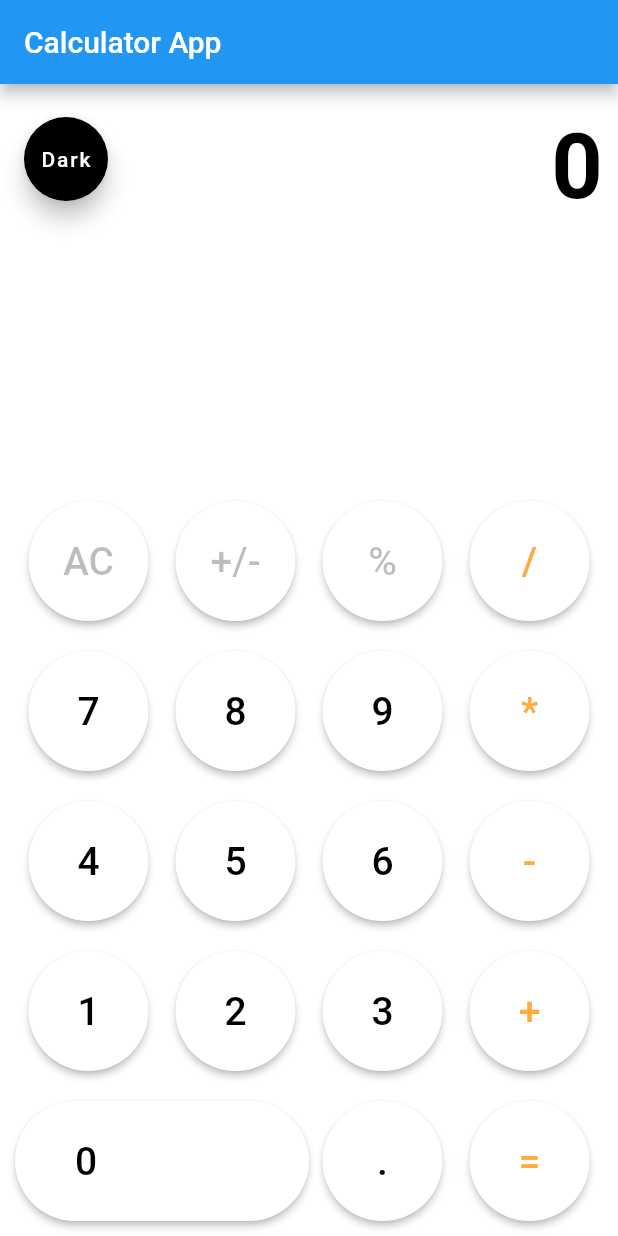
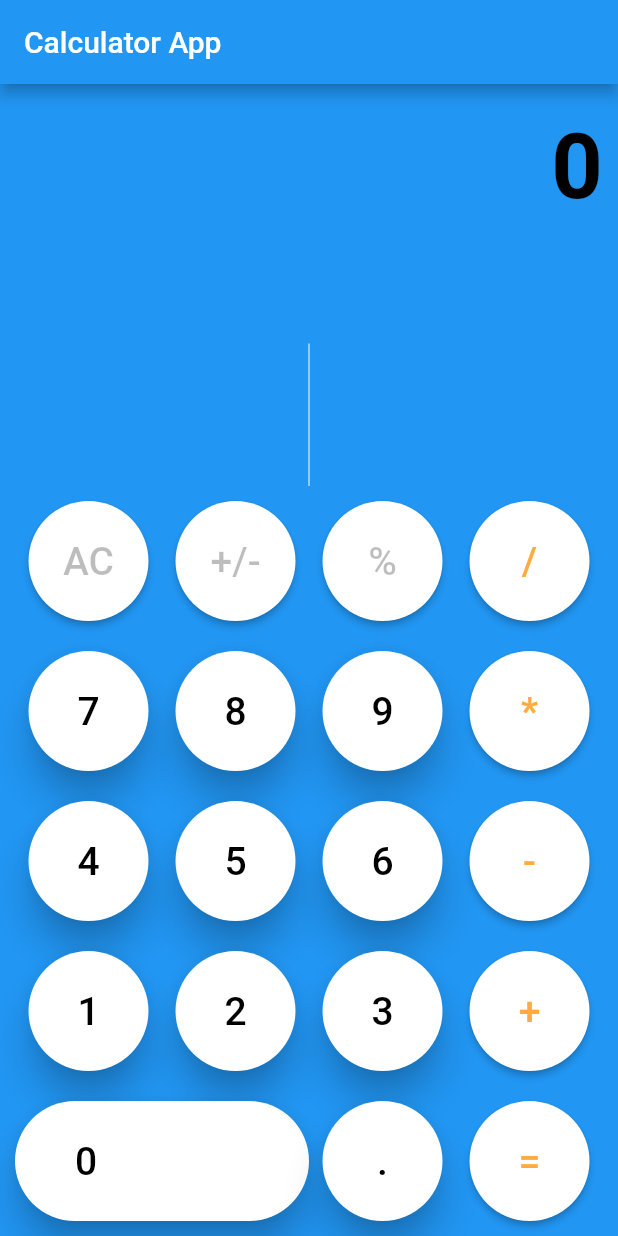
Before and after one commit to ebadahmed93/first_flutter, a Flutter app: the screen it shows after launch, on a phone screen of 412 x 824 dp. Run offline on Flutter 3.47's test engine with Material 2 defaults, Android fonts, the phone set to English and light mode, and no system bars.

Commit message:
Theme selection by system

```diff
--- a/lib/main.dart
+++ b/lib/main.dart
@@ -1,5 +1,6 @@
 import 'package:flutter/foundation.dart';
 import 'package:flutter/material.dart';
+
 
 void main() {
   runApp(const MyApp());
@@ -13,18 +14,37 @@ class MyApp extends StatelessWidget {
   Widget build(BuildContext context) {
     return MaterialApp(
       title: 'Flutter Demo',
+      themeMode: ThemeMode.system,
       theme: ThemeData(
-        // This is the theme of your application.
-        //
-        // Try running your application with "flutter run". You'll see the
-        // application has a blue toolbar. Then, without quitting the app, try
-        // changing the primarySwatch below to Colors.green and then invoke
-        // "hot reload" (press "r" in the console where you ran "flutter run",
-        // or simply save your changes to "hot reload" in a Flutter IDE).
-        // Notice that the counter didn't reset back to zero; the application
-        // is not restarted.
+      /*  brightness: Brightness.light,
+
         primarySwatch: Colors.blue,
+        primaryColor: Colors.white,
+
+        dividerColor: Colors.white54,
+        scaffoldBackgroundColor: Colors.white54,*/
+        /* light theme settings */
       ),
+
+
+      /* Dark theme settings */
+      darkTheme: ThemeData(
+        primarySwatch: Colors.blue,
+        primaryColor: Colors.black87,
+        brightness: Brightness.dark,
+        backgroundColor: Colors.green,
+        dividerColor: Colors.purple,
+        shadowColor: Colors.white38,
+        scaffoldBackgroundColor: Colors.blueGrey,
+
+        /* dark theme settings */
+      ),
+      /* ThemeMode.system to follow system theme,
+         ThemeMode.light for light theme,
+         ThemeMode.dark for dark theme
+      */
+      debugShowCheckedModeBanner: false,
+
       home: const MyHomePage(title: 'Calculator App'),
     );
   }
@@ -50,7 +70,7 @@ class MyHomePage extends StatefulWidget {
 
 class _MyHomePageState extends State<MyHomePage> {
   String result = "0", history = "";
-  bool isThemeBlack = false;
+  var isThemeBlack ;
   String dummyResult = "0", operand = "";
   double value1 = 0.0, value2 = 0.0;
 
@@ -62,8 +82,9 @@ class _MyHomePageState extends State<MyHomePage> {
         child: ElevatedButton(
 
             style: ElevatedButton.styleFrom(
+              elevation: 10,
               alignment: text == '0' ? Alignment.centerLeft : Alignment.center,
-              primary: isThemeBlack ? Colors.black26 : Colors.white,
+              primary: isThemeBlack == Brightness.dark  ? Colors.black : Colors.white,
               shape: text == '0'
                   ? RoundedRectangleBorder(
                       borderRadius: BorderRadius.circular(50))
@@ -77,13 +98,13 @@ class _MyHomePageState extends State<MyHomePage> {
                 style: TextStyle(
                     fontSize: 26,
 
-                    color: isThemeBlack ? Colors.white : Colors.black))));
+                    color: isThemeBlack == Brightness.dark  ? Colors.white : Colors.black))));
   }
 
   Widget buildFunctionButton(String text, bool isDmas) {
     return Expanded(
         child: MaterialButton(
-            color: isThemeBlack ? Colors.black26 : Colors.white,
+            color: isThemeBlack == Brightness.dark  ? Colors.black26 : Colors.white,
             padding: const EdgeInsets.all(25),
             shape: const CircleBorder(),
             onPressed: () => btnPressed(text),
@@ -92,8 +113,8 @@ class _MyHomePageState extends State<MyHomePage> {
                     fontSize: 26,
                     color: isDmas
                         ? Colors.orangeAccent
-                        : isThemeBlack
-                            ? Colors.white60
+                        : isThemeBlack == Brightness.dark
+                        ? Colors.white60
                             : Colors.black26))));
   }
 
@@ -156,8 +177,8 @@ class _MyHomePageState extends State<MyHomePage> {
   }
 
   changeTheme() {
-    iconText = isThemeBlack ? "Dark" : "Light";
-    setState(() => isThemeBlack = !isThemeBlack);
+    // iconText = isThemeBlack == Brightness.dark  ? "Dark" : "Light";
+    // setState(() => isThemeBlack = !isThemeBlack);
   }
 
   @override
@@ -168,6 +189,9 @@ class _MyHomePageState extends State<MyHomePage> {
     // The Flutter framework has been optimized to make rerunning build methods
     // fast, so that you can just rebuild anything that needs updating rather
     // than having to individually change instances of widgets.
+    //isThemeBlack =MediaQuery.of(context).platformBrightness == Brightness.dark;
+    isThemeBlack =Theme.of(context).brightness;
+
     return Scaffold(
       appBar: AppBar(
         // Here we take the value from the MyHomePage object that was created by
@@ -175,7 +199,8 @@ class _MyHomePageState extends State<MyHomePage> {
         title: Text(widget.title),
       ),
       body: Container(
-          color: isThemeBlack ? Colors.black87 : Colors.white,
+         // color: isThemeBlack == Brightness.dark ? Colors.black45 : Colors.white,
+          color: Theme.of(context).primaryColor,
           child: Column(
             children: [
               Container(
@@ -184,8 +209,9 @@ class _MyHomePageState extends State<MyHomePage> {
                     const EdgeInsets.symmetric(vertical: 20, horizontal: 10),
                 child: Text(
                   result,
+                  maxLines: 1,
                   style: TextStyle(
-                      color: isThemeBlack ? Colors.white : Colors.black,
+                      color: isThemeBlack == Brightness.dark  ? Colors.white : Colors.black,
                       fontSize: 60,
                       fontWeight: FontWeight.bold),
                 ),
@@ -197,14 +223,14 @@ class _MyHomePageState extends State<MyHomePage> {
                 child: Text(
                   history,
                   style: TextStyle(
-                      color: isThemeBlack ? Colors.white54 : Colors.black45,
+                      color: isThemeBlack == Brightness.dark  ? Colors.white54 : Colors.black45,
                       fontSize: 20,
                       fontWeight: FontWeight.bold),
                 ),
               ),
               Expanded(
                   child: VerticalDivider(
-                color: isThemeBlack ? Colors.black45 : Colors.white,
+                color: isThemeBlack == Brightness.dark  ? Colors.black45 : Colors.white,
               )),
               Column(
                 children: [
@@ -286,7 +312,7 @@ class _MyHomePageState extends State<MyHomePage> {
           ],
         ),
       ),*/
-      floatingActionButton: Padding(
+     /* floatingActionButton: Padding(
           padding: const EdgeInsets.only(top: 100.0),
           child: FloatingActionButton(
             onPressed: () => changeTheme(),
@@ -299,7 +325,8 @@ class _MyHomePageState extends State<MyHomePage> {
             ),
           )),
       floatingActionButtonLocation: FloatingActionButtonLocation
-          .startTop, // This trailing comma makes auto-formatting nicer for build methods.
+          .startTop,*/
+      // This trailing comma makes auto-formatting nicer for build methods.
     );
   }
 }
```
